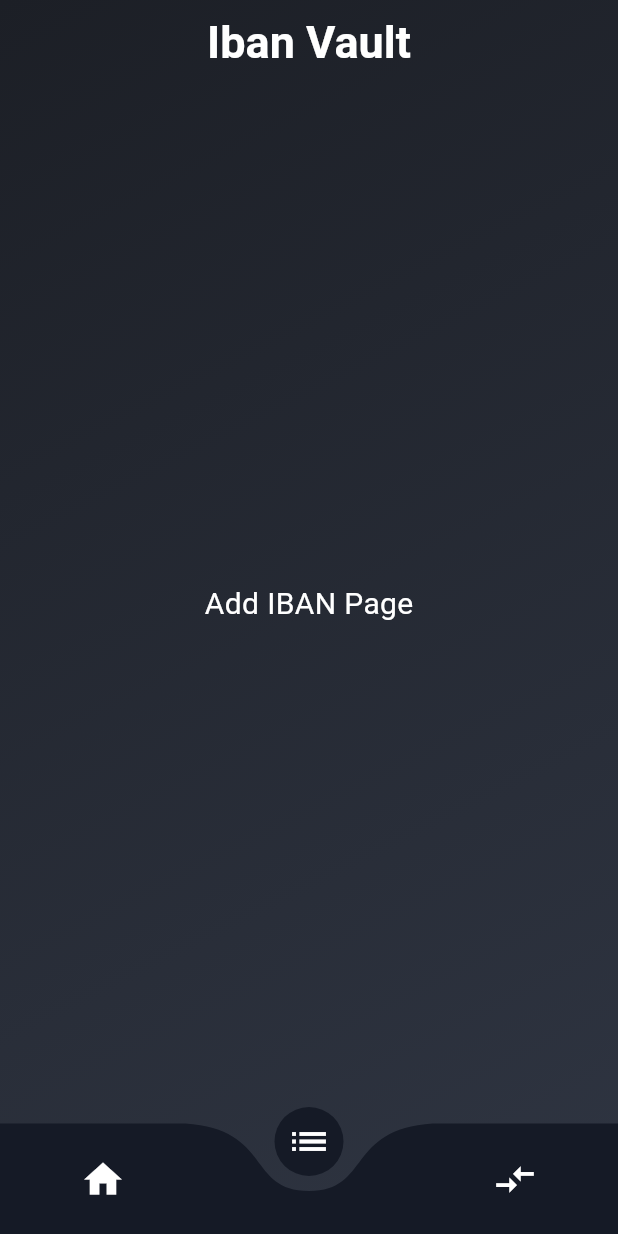
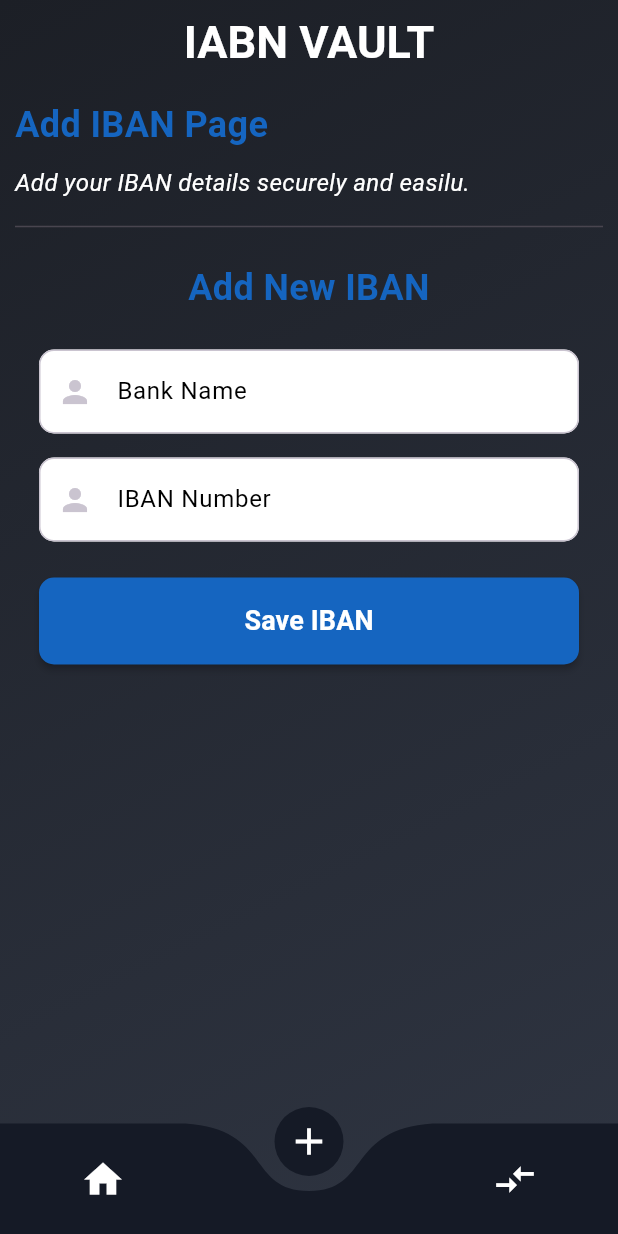
Before and after one commit to an90ass/IbanValut, a Flutter app: the screen it shows after launch, item 2 of the bottom bar chosen, on a phone screen of 412 x 824 dp. Run offline on Flutter 3.47's test engine with Material 3 defaults, Android fonts, the light colour scheme and no system bars; drawn by our look-alikes of curved_navigation_bar; our stand-ins replace sqflite, top_snackbar_flutter; accounts and stored records are empty.

Commit message:
feat(iban): add insert and fetch functionality for IBANs

```diff
--- a/lib/core/routes/app_routes.dart
+++ b/lib/core/routes/app_routes.dart
@@ -1,14 +1,14 @@
 import 'package:flutter/material.dart';
 
-import '../../screens/home/home_screen.dart';
+import '../../screens/home/home_page.dart';
 
 class AppRoutes {
   static Route onGenerateRoute(RouteSettings settings) {
     switch(settings.name){
       case '/':
-      return MaterialPageRoute(builder: (context) => HomeScreen());
+      return MaterialPageRoute(builder: (context) => HomePage());
       default :
-      return MaterialPageRoute(builder: (context) => HomeScreen());
+      return MaterialPageRoute(builder: (context) => HomePage());
 
     }
   }
--- a/lib/core/utils/AppColors.dart
+++ b/lib/core/utils/AppColors.dart
@@ -4,7 +4,10 @@ class AppColors {
   static const Color primary = Color(0xFF1E5B8A);
   static const Color secondary = Color(0xFFB0C4DE);
   static const Color background = Color(0xFFFFFFFF);
-  static const Color text = Color(0xFF000000);
+  static const Color black = Color(0xFF000000);
   static const Color danger = Color(0xFFE53935);
   static const Color success = Color(0xFF43A047);
+    static Color? blue = Colors.blue[800];
+    static Color? grey = const Color.fromARGB(255, 203, 201, 201);
+
 }
--- a/lib/data/database/db_helper.dart
+++ b/lib/data/database/db_helper.dart
@@ -27,7 +27,7 @@ Future<Database> get database async {
   }
   void _createDb(Database db, int newVersion) async {
     await db.execute('''
-      CREATE TABLE accounts(
+      CREATE TABLE ibans(
         id INTEGER PRIMARY KEY AUTOINCREMENT,
         bankName TEXT NOT NULL,
         ibanNumber TEXT NOT NULL,
--- /dev/null
+++ b/lib/data/database/db_operations.dart
@@ -0,0 +1,21 @@
+import 'package:ibanvault/data/database/db_helper.dart';
+import 'package:ibanvault/data/models/ibans_model.dart';
+import 'package:sqflite/sqflite.dart';
+
+class DbOperations {
+ Future<void> insertIban(Map<String, dynamic> data) async {
+    final db = await DbHelper().database;
+    await db.insert(
+      'ibans',
+      data,
+      conflictAlgorithm: ConflictAlgorithm.replace,
+    );
+  }
+  Future<List<Iban>> getAllIbans() async {
+    final db = await DbHelper().database;
+    final List<Map<String, dynamic>> result = await db.query('ibans');
+
+    return result.map((map) => Iban.fromMap(map)).toList();
+  }
+
+}
--- a/lib/data/models/ibans_model.dart
+++ b/lib/data/models/ibans_model.dart
@@ -37,4 +37,9 @@ class Iban {
     }
     return map;
   }
+  @override
+String toString() {
+  return 'IBAN => {id: $id, bankName: $bankName, ibanNumber: $ibanNumber, createdAt: $createdAt}';
 }
+
+}
--- a/lib/main.dart
+++ b/lib/main.dart
@@ -1,5 +1,8 @@
 import 'package:flutter/material.dart';
 import 'package:ibanvault/core/routes/app_routes.dart';
+import 'package:ibanvault/providers/addIban_provider.dart';
+import 'package:ibanvault/providers/fetchIbans_provider.dart';
+import 'package:provider/provider.dart';
 
 void main() {
   runApp(const IbanVaultApp());
@@ -10,7 +13,13 @@ class IbanVaultApp extends StatelessWidget {
 
   @override
   Widget build(BuildContext context) {
-    return MaterialApp(
+    return  MultiProvider(
+      providers: [
+         ChangeNotifierProvider(create: (_) => AddIbanProvider()),
+                  ChangeNotifierProvider(create: (_) => FetchibansProvider()),
+
+      ],
+      child:  MaterialApp(
         debugShowCheckedModeBanner: false,
             onGenerateRoute: AppRoutes.onGenerateRoute,
         initialRoute: '/',
@@ -28,6 +37,7 @@ class IbanVaultApp extends StatelessWidget {
             elevation: 0,
           ),
         ),
+      ),
     );
   }
 }
--- /dev/null
+++ b/lib/providers/addIban_provider.dart
@@ -0,0 +1,18 @@
+import 'package:flutter/material.dart';
+import 'package:ibanvault/data/database/db_operations.dart';
+import 'package:ibanvault/data/models/ibans_model.dart';
+import 'package:ibanvault/providers/fetchIbans_provider.dart';
+
+class AddIbanProvider with ChangeNotifier {
+  String _bankName = '';
+  String _ibanNumber ='';
+final db_operations = DbOperations();
+  Future<void> addIban({
+    required Iban ibanModel}
+  ) async{
+    await db_operations.insertIban(ibanModel.toMap());
+    await FetchibansProvider().fetchIbans();
+      notifyListeners();
+
+  }
+}
--- /dev/null
+++ b/lib/providers/fetchIbans_provider.dart
@@ -0,0 +1,16 @@
+import 'package:flutter/material.dart';
+import 'package:ibanvault/data/database/db_operations.dart';
+import 'package:ibanvault/data/models/ibans_model.dart';
+
+class FetchibansProvider with ChangeNotifier {
+  final DbOperations dbOperations = DbOperations();
+
+  List<Iban> _ibans = [];
+  List<Iban> get ibans => _ibans;
+
+  Future<void> fetchIbans() async {
+    _ibans = await dbOperations.getAllIbans();
+    print(_ibans);
+    notifyListeners();
+  }
+}
--- /dev/null
+++ b/lib/screens/addIban/view/addIban_screen.dart
@@ -0,0 +1,175 @@
+import 'package:flutter/material.dart';
+import 'package:ibanvault/providers/addIban_provider.dart';
+import 'package:top_snackbar_flutter/custom_snack_bar.dart';
+import 'package:top_snackbar_flutter/top_snack_bar.dart';
+
+import '../../../core/utils/AppColors.dart';
+import '../../../data/models/ibans_model.dart';
+import '../../../widgets.dart';
+import 'package:provider/provider.dart';
+
+class AddIbanScreen extends StatelessWidget {
+  AddIbanScreen({super.key});
+  GlobalKey<FormState> _formKey = GlobalKey<FormState>();
+  @override
+  Widget build(BuildContext context) {
+    return Scaffold(
+            backgroundColor: Colors.transparent,
+
+      body: Padding(
+        padding: const EdgeInsets.all(10.0),
+        child: Column(
+          crossAxisAlignment: CrossAxisAlignment.start,
+          children: [
+            _buildTitleText(),
+            SizedBox(height: 10),
+            _buildSubTitleText(),
+            SizedBox(height: 10),
+            Divider(),
+
+            _buildAddIbanForm(context),
+          ],
+        ),
+      ),
+    );
+  }
+
+  Text _buildSubTitleText() {
+    return Text(
+      "Add your IBAN details securely and easilu. ",
+      style: TextStyle(fontSize: 16, fontStyle: FontStyle.italic),
+    );
+  }
+
+  Text _buildTitleText() {
+    return Text(
+      'Add IBAN Page',
+      style: TextStyle(
+        fontSize: 24,
+        fontWeight: FontWeight.bold,
+        color: AppColors.blue,
+      ),
+    );
+  }
+
+  String? _bankName;
+  String? _ibanNumber;
+  _buildAddIbanForm(BuildContext context) {
+    return Form(
+      key: _formKey,
+      child: Padding(
+        padding: const EdgeInsets.all(16.0),
+        child: Column(
+          crossAxisAlignment: CrossAxisAlignment.stretch,
+          children: [
+            Text(
+              'Add New IBAN',
+              style: TextStyle(
+                fontSize: 24,
+                fontWeight: FontWeight.bold,
+                color: Colors.blue[800],
+              ),
+              textAlign: TextAlign.center,
+            ),
+            const SizedBox(height: 24),
+            CustomTextFormField(
+              labelText: 'Bank Name',
+              hintText: 'e.g. Ziraat Bnak',
+              icon: const Icon(Icons.person),
+              validator: (value) {
+                if (value == null || value.isEmpty) {
+                  return 'Please enter your name';
+                }
+                return null;
+              },
+              onSaved: (value) => _bankName = value,
+            ),
+            const SizedBox(height: 16),
+
+            CustomTextFormField(
+              labelText: 'IBAN Number',
+              hintText: 'e.g. SA0380000000608010167519',
+              icon: const Icon(Icons.person),
+              validator: (value) {
+                if (value == null || value.isEmpty) {
+                  return 'Please enter your IBAN number';
+                }
+                return null;
+              },
+              onSaved: (value) => _ibanNumber = value,
+            ),
+
+            const SizedBox(height: 24),
+            _buildIbanSaveButton(context),
+          ],
+        ),
+      ),
+    );
+  }
+
+  ElevatedButton _buildIbanSaveButton(BuildContext context) {
+    return ElevatedButton(
+      onPressed: () {
+        if (_formKey.currentState!.validate()) {
+          _formKey.currentState!.save();
+
+          final ibanModel = Iban(
+            bankName: _bankName!,
+
+            ibanNumber: _ibanNumber!,
+            createdAt: DateTime.now().toString(),
+          );
+          context.read<AddIbanProvider>().addIban(ibanModel: ibanModel);
+showTopSnackBar(
+  Overlay.of(context),
+  const CustomSnackBar.success(
+    message: 'IBAN saved successfully!',
+  ),
+);
+
+          _formKey.currentState!.reset();
+        } else {
+          showTopSnackBar(
+  Overlay.of(context),
+  const CustomSnackBar.success(
+    message: 'Failed to save IBAN please try again',
+  ),
+);
+
+        }
+      },
+      style: ElevatedButton.styleFrom(
+        backgroundColor: AppColors.blue,
+        padding: const EdgeInsets.symmetric(vertical: 16),
+        shape: RoundedRectangleBorder(borderRadius: BorderRadius.circular(10)),
+        elevation: 2,
+      ),
+      child: const Text(
+        'Save IBAN',
+        style: TextStyle(
+          color: Colors.white,
+          fontSize: 18,
+          fontWeight: FontWeight.w600,
+        ),
+      ),
+    );
+  }
+}
+void _showTopSnackBar(BuildContext context, String message, bool isSuccess) {
+  final snackBar = SnackBar(
+    content: Text(message),
+    backgroundColor: isSuccess ? Colors.green : Colors.red,
+    behavior: SnackBarBehavior.floating,
+    margin: EdgeInsets.only(
+      bottom: MediaQuery.of(context).size.height - 100,
+      left: 20,
+      right: 20,
+    ),
+    shape: RoundedRectangleBorder(
+      borderRadius: BorderRadius.circular(10),
+    ),
+    duration: Duration(seconds: 3),
+  );
+
+  ScaffoldMessenger.of(context).showSnackBar(snackBar);
+}
--- a/lib/screens/home/home_screen.dart
+++ b/lib/screens/home/home_page.dart
@@ -2,22 +2,23 @@ import 'package:curved_navigation_bar/curved_navigation_bar.dart';
 import 'package:flutter/material.dart';
 
 import '../../widgets.dart';
-import '../../widgets/home_page.dart';
+import '../addIban/view/addIban_screen.dart';
+import 'view/home_screen.dart';
 
-class HomeScreen extends StatefulWidget {
-  const HomeScreen({super.key});
+class HomePage extends StatefulWidget {
+  const HomePage({super.key});
 
   @override
-  State<HomeScreen> createState() => _HomeScreenState();
+  State<HomePage> createState() => _HomePageState();
 }
 
-class _HomeScreenState extends State<HomeScreen> {
+class _HomePageState extends State<HomePage> {
   int _selectedIndex = 0;
   GlobalKey<CurvedNavigationBarState> _bottomNavigationKey = GlobalKey();
 
   final List<Widget> _pages = [
     const HomeContent(),
-    const AddIbanPage(),
+     AddIbanScreen(),
     const SettingsPage(),
   ];
   void _onItemTapped(int index) {
@@ -53,23 +54,14 @@ class _HomeScreenState extends State<HomeScreen> {
 
       items: const [
         Icon(Icons.home, size: 30),
-        Icon(Icons.list, size: 30),
+        Icon(Icons.add, size: 30),
         Icon(Icons.compare_arrows, size: 30),
       ],
     );
   }
 }
 
-class AddIbanPage extends StatelessWidget {
-  const AddIbanPage({super.key});
 
-  @override
-  Widget build(BuildContext context) {
-    return const Center(
-      child: Text("Add IBAN Page", style: TextStyle(fontSize: 20)),
-    );
-  }
-}
 
 class SettingsPage extends StatelessWidget {
   const SettingsPage({super.key});
--- a/lib/widgets.dart
+++ b/lib/widgets.dart
@@ -1,4 +1,6 @@
 import 'package:flutter/material.dart';
+
+import 'core/utils/AppColors.dart';
 
 class GradientBackground extends StatelessWidget {
   final Widget child;
@@ -35,7 +37,7 @@ class CustomAppBar extends StatelessWidget implements PreferredSizeWidget {
     return AppBar(
     backgroundColor: Colors.transparent,
 
-      title: const Text('Iban Vault'),
+      title: const Text('IABN VAULT'),
       centerTitle: true,
       titleTextStyle: TextStyle(
         fontSize:30,
@@ -47,3 +49,50 @@ class CustomAppBar extends StatelessWidget implements PreferredSizeWidget {
     );
   }
 }
+class CustomTextFormField extends StatelessWidget {
+  final String labelText;
+  final String hintText;
+  final Icon icon;
+  final TextEditingController? controller;
+  final String? Function(String?)? validator;
+  final FormFieldSetter<String>? onSaved;
+
+  const CustomTextFormField({
+    super.key,
+    required this.labelText,
+    required this.hintText,
+    required this.icon,
+    this.controller,
+    this.validator,
+    this.onSaved,
+  });
+
+  @override
+  Widget build(BuildContext context) {
+    return TextFormField(
+            style: const TextStyle(color: AppColors.black),
+
+      controller: controller,
+      decoration: InputDecoration(
+        labelText: labelText,
+        hintText: hintText,
+        labelStyle: const TextStyle(color: AppColors.black),
+        hintStyle: const TextStyle(color: AppColors.black),
+        prefixIcon: icon,
+        border: OutlineInputBorder(
+          borderRadius: BorderRadius.circular(10),
+        ),
+        filled: true,
+        fillColor: AppColors.background,
+      ),
+      validator: validator ??
+          (value) {
+            if (value == null || value.isEmpty) {
+              return 'This field is required';
+            }
+            return null;
+          },
+      onSaved: onSaved,
+    );
+  }
+}
--- a/pubspec.yaml
+++ b/pubspec.yaml
@@ -35,6 +35,7 @@ dependencies:
   path_provider: ^2.1.5
   provider: ^6.1.4
   sqflite: ^2.4.2
+  top_snackbar_flutter: ^3.2.0
 
 dev_dependencies:
   flutter_lints: ^5.0.0
```
Also changed, not shown: lib/form_mixin.dart (added, +13 -0 lines), lib/screens/home/view/home_screen.dart (added, +108 -0 lines), lib/widgets/home_page.dart (deleted, +0 -32 lines), pubspec.lock. Lines whose indentation alone changed are shown as unchanged.
